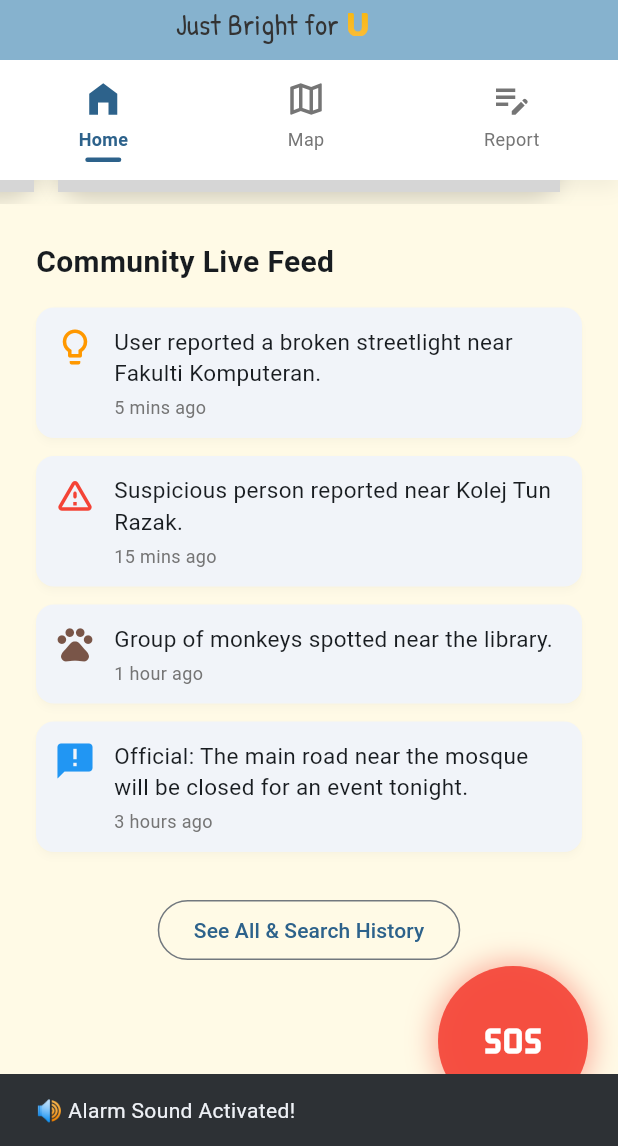
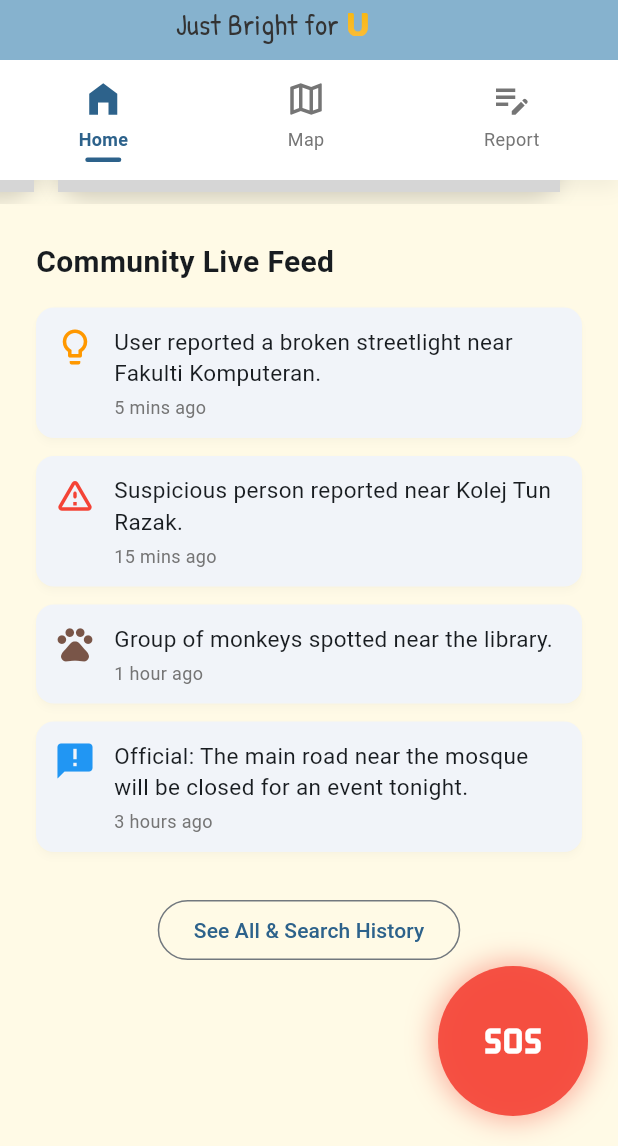
Before and after one commit to jiahui-1101/CodeNection, a Flutter app: the screen it shows after launch, scrolled down 273 dp, after a tap on "See All & Search History", after a tap on the "sos" icon, on a phone screen of 412 x 824 dp, the part 90-1236 px from its top. Run offline on Flutter 3.47's test engine with Material 3 defaults, Android fonts, the phone set to English and light mode, and no system bars; our stand-ins replace audioplayers, google_fonts, image_picker; network calls fail; Roboto replaces fonts that are missing (Poppins); grey boxes are pictures that could not be loaded.

Commit message:
Consolidate app entry point into demo.dart

```diff
--- a/lib/SmartSosButton.dart
+++ b/lib/SmartSosButton.dart
@@ -58,7 +58,7 @@ class _SmartSosButtonState extends State<SmartSosButton>
       ScaffoldMessenger.of(context).showSnackBar(
         const SnackBar(
           content: Text("⏹️ Alarm Sound Stopped!"),
-          duration: Duration(seconds: 2),
+          duration: Duration(milliseconds: 2),
         ),
       );
     } else {
@@ -67,7 +67,7 @@ class _SmartSosButtonState extends State<SmartSosButton>
       ScaffoldMessenger.of(context).showSnackBar(
         const SnackBar(
           content: Text("🔊 Alarm Sound Activated!"),
-          duration: Duration(seconds: 3),
+          duration: Duration(milliseconds: 2),
         ),
       );
 }
--- /dev/null
+++ b/lib/demo.dart
@@ -0,0 +1,40 @@
+import 'package:flutter/material.dart';
+import 'package:hello_flutter/MainScreen.dart';
+//import 'package:audioplayers/audioplayers.dart';
+//import 'package:hello_flutter/LocationSelectionPage.dart';
+//import 'package:hello_flutter/ReportPage.dart';
+//import 'package:hello_flutter/HomePage.dart';
+//import 'package:hello_flutter/TopNavBar.dart';
+//import 'package:hello_flutter/NewsCarousel.dart';
+//import 'package:hello_flutter/NewsCard.dart';
+//import 'package:hello_flutter/SmartSosButton.dart';
+//import 'package:hello_flutter/AppDrawer.dart';
+// ============================THIS IS MAIN CLASS()=================================
+//做map和report的page只要改MapPage和ReportPage的class就可以了，
+//不用改MainScreen和其他class，MapPage he ReportPage在main.dart 里面也call好了（我们的main我叫utmbright.dart)
+
+void main() {
+  runApp(const MyApp());
+}
+
+//App的根组件 (MyApp Widget)
+
+class MyApp extends StatelessWidget {
+  const MyApp({super.key});
+
+  @override
+  Widget build(BuildContext context) {
+    return MaterialApp(
+      title: 'JustBrightForUTM',
+      theme: ThemeData(
+        colorScheme: ColorScheme.fromSeed(seedColor: Colors.blue.shade300),
+        //scaffoldBackgroundColor: Colors.red[100],
+         scaffoldBackgroundColor: const Color(0xFFFFFAE6),
+        useMaterial3: true,
+        fontFamily: 'Poppins',
+      ),
+      debugShowCheckedModeBanner: false,
+      home: const MainScreen(),
+    );
+  }
+}
--- a/lib/utmbright.dart
+++ b/lib/utmbright.dart
@@ -1,3 +1,4 @@
+/*JUST FOR REFERENCE, demo.dart IS REAL MAIN ENTRY
 import 'package:flutter/material.dart';
 import 'package:hello_flutter/MainScreen.dart';
 //import 'package:audioplayers/audioplayers.dart';
@@ -37,7 +38,7 @@ class MyApp extends StatelessWidget {
       home: const MainScreen(),
     );
   }
-}
+}*/
 
 // ===================================================================
 //XIA MIAN KE YI SHAN WAN LE
```
Also changed, not shown: 1 other file.
